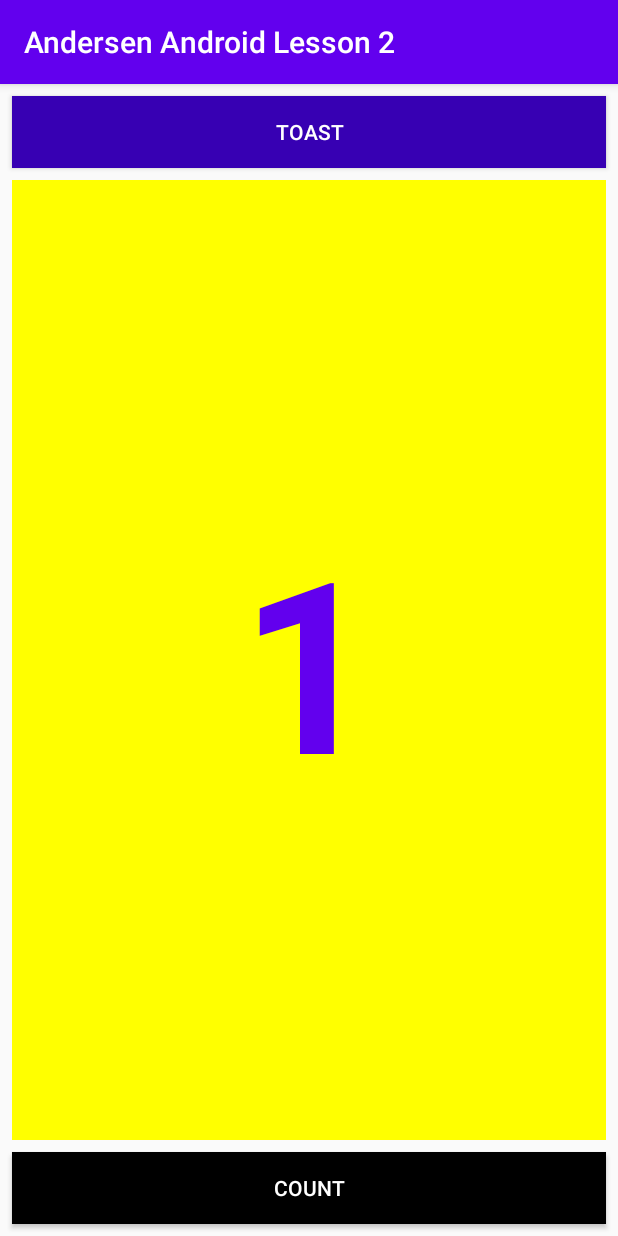
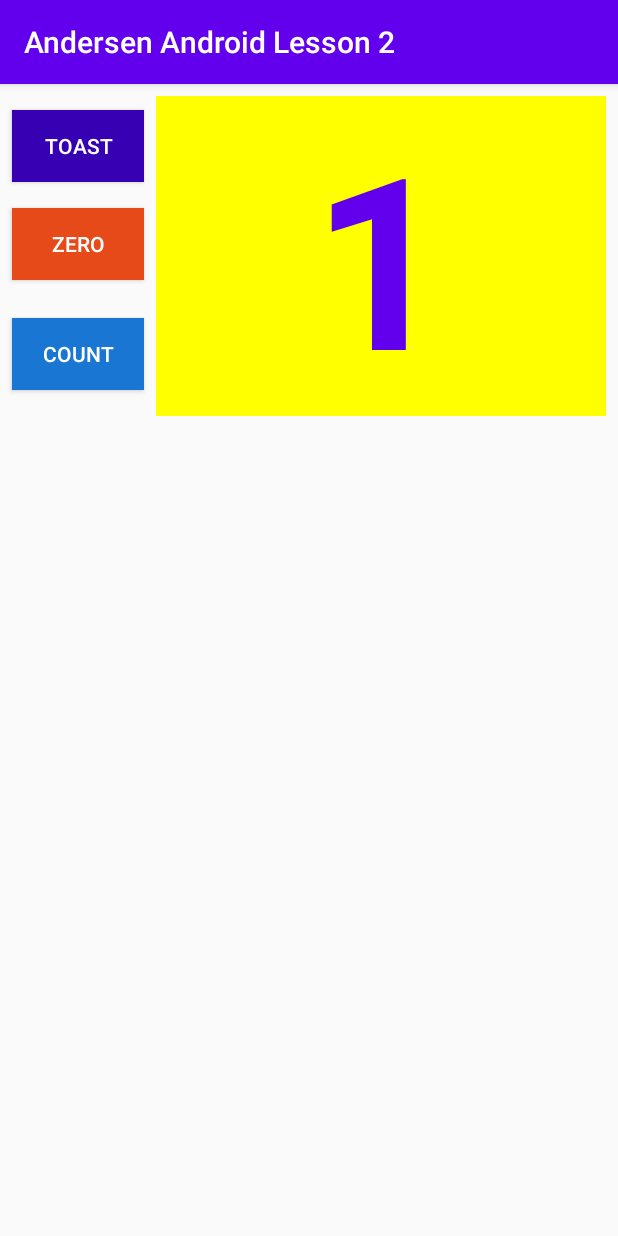
Before and after one commit to yakovbenalex/Andersen-Android-Lesson2-Codelabs-Unit1-2, an Android app: the screen it shows after launch (MainActivity), after a tap on "COUNT", on a phone screen of 412 x 824 dp. Run offline under Robolectric (Android 15) with nearby library versions, the phone set to English and light mode, and no system bars.

Commit message:
Lesson 1.2: Part B: The layout editor

```diff
--- a/app/src/main/java/ru/opalevapps/andersenandroidlesson2/MainActivity.kt
+++ b/app/src/main/java/ru/opalevapps/andersenandroidlesson2/MainActivity.kt
@@ -3,15 +3,19 @@ package ru.opalevapps.andersenandroidlesson2
 import android.os.Bundle
 import android.util.Log
 import android.view.View
+import android.widget.Button
 import android.widget.TextView
 import android.widget.Toast
 import androidx.appcompat.app.AppCompatActivity
+import androidx.core.content.ContextCompat
 
 class MainActivity : AppCompatActivity() {
     private val LOG_TAG = MainActivity::class.java.simpleName
 
     private var mCount = 0
     private var tvShowCount: TextView? = null
+    private var btnZero: Button? = null
+    private var btnCount: Button? = null
 
     override fun onCreate(savedInstanceState: Bundle?) {
         super.onCreate(savedInstanceState)
@@ -19,12 +23,39 @@ class MainActivity : AppCompatActivity() {
         Log.d(LOG_TAG, "MainActivity started")
 
         tvShowCount = findViewById(R.id.tv_show_count)
+        btnZero = findViewById(R.id.button_zero)
+        btnCount = findViewById(R.id.button_count)
     }
 
     fun showToast(view: View) =
         Toast.makeText(this, R.string.toast_message, Toast.LENGTH_SHORT).show()
 
     fun countUp(view: View) {
+        //increase count value
         tvShowCount!!.text = Integer.toString(++mCount)
+
+        // change count button color by odd or even value
+        if (mCount % 2 == 0)
+            btnCount!!.setBackgroundColor(ContextCompat.getColor(this, R.color.green))
+        else btnCount!!.setBackgroundColor(ContextCompat.getColor(this, R.color.blue))
+
+        // change zero button color
+        if (mCount != 0) {
+            btnZero!!.setBackgroundColor(ContextCompat.getColor(this, R.color.orange))
+            btnZero!!.setTextColor(ContextCompat.getColor(this, R.color.white))
+        }
+    }
+
+    fun resetToZero(view: View) {
+        // reset count value
+        mCount = 0
+        tvShowCount!!.text = "0"
+
+        // set buttons color
+        // button count
+        btnCount!!.setBackgroundColor(ContextCompat.getColor(this, R.color.green))
+        // button zero
+        btnZero!!.setBackgroundColor(ContextCompat.getColor(this, R.color.grey))
+        btnZero!!.setTextColor(ContextCompat.getColor(this, R.color.black))
     }
 }
--- /dev/null
+++ b/app/src/main/res/layout-xlarge/activity_main.xml
@@ -0,0 +1,70 @@
+<?xml version="1.0" encoding="utf-8"?>
+<androidx.constraintlayout.widget.ConstraintLayout xmlns:android="http://schemas.android.com/apk/res/android"
+    xmlns:app="http://schemas.android.com/apk/res-auto"
+    xmlns:tools="http://schemas.android.com/tools"
+    android:layout_width="match_parent"
+    android:layout_height="match_parent"
+    tools:context=".MainActivity">
+
+    <TextView
+        android:id="@+id/tv_show_count"
+        android:layout_width="0dp"
+        android:layout_height="wrap_content"
+        android:layout_margin="@dimen/margin_default"
+        android:layout_marginEnd="695dp"
+        android:background="#FFFF00"
+        android:gravity="center_vertical"
+        android:text="@string/count_initial_value"
+        android:textAlignment="center"
+        android:textColor="@color/purple_500"
+        android:textSize="160sp"
+        android:textStyle="bold"
+        app:layout_constraintEnd_toEndOf="parent"
+        app:layout_constraintStart_toEndOf="@+id/button_count"
+        app:layout_constraintTop_toTopOf="parent" />
+
+    <Button
+        android:id="@+id/button_count"
+        android:layout_width="wrap_content"
+        android:layout_height="wrap_content"
+        android:layout_margin="@dimen/margin_default"
+        android:layout_marginStart="@dimen/margin_default"
+        android:background="@color/green"
+        android:onClick="countUp"
+        android:text="@string/button_label_count"
+        android:textColor="@color/white"
+        android:textSize="40sp"
+        app:layout_constraintBottom_toBottomOf="@id/tv_show_count"
+        app:layout_constraintStart_toStartOf="parent"
+        app:layout_constraintTop_toBottomOf="@+id/button_zero" />
+
+    <Button
+        android:id="@+id/button_toast"
+        android:layout_width="wrap_content"
+        android:layout_height="wrap_content"
+        android:layout_marginStart="@dimen/margin_default"
+        android:layout_marginTop="@dimen/margin_default"
+        android:background="@color/purple_700"
+        android:onClick="showToast"
+        android:textSize="40sp"
+        android:text="@string/button_label_toast"
+        android:textColor="@color/white"
+        app:layout_constraintBottom_toTopOf="@+id/button_zero"
+        app:layout_constraintStart_toStartOf="parent"
+        app:layout_constraintTop_toTopOf="parent" />
+
+    <Button
+        android:id="@+id/button_zero"
+        android:layout_width="0dp"
+        android:layout_height="wrap_content"
+        android:layout_margin="@dimen/margin_default"
+        android:background="@color/grey"
+        android:onClick="resetToZero"
+        android:text="@string/button_label_zero"
+        android:textColor="@color/black"
+        android:textSize="40sp"
+        app:layout_constraintBottom_toTopOf="@+id/button_count"
+        app:layout_constraintEnd_toEndOf="@+id/button_count"
+        app:layout_constraintStart_toStartOf="parent"
+        app:layout_constraintTop_toBottomOf="@+id/button_toast" />
+</androidx.constraintlayout.widget.ConstraintLayout>
--- a/app/src/main/res/layout/activity_main.xml
+++ b/app/src/main/res/layout/activity_main.xml
@@ -6,12 +6,12 @@
     android:layout_height="match_parent"
     tools:context=".MainActivity">
 
-
     <TextView
         android:id="@+id/tv_show_count"
         android:layout_width="0dp"
-        android:layout_height="0dp"
+        android:layout_height="wrap_content"
         android:layout_margin="@dimen/margin_default"
+        android:layout_marginEnd="695dp"
         android:background="#FFFF00"
         android:gravity="center_vertical"
         android:text="@string/count_initial_value"
@@ -19,36 +19,48 @@
         android:textColor="@color/purple_500"
         android:textSize="160sp"
         android:textStyle="bold"
-        app:layout_constraintBottom_toTopOf="@+id/button_count"
         app:layout_constraintEnd_toEndOf="parent"
-        app:layout_constraintStart_toStartOf="parent"
-        app:layout_constraintTop_toBottomOf="@+id/button_toast" />
+        app:layout_constraintStart_toEndOf="@+id/button_toast"
+        app:layout_constraintTop_toTopOf="parent" />
 
     <Button
         android:id="@+id/button_count"
-        android:layout_width="0dp"
+        android:layout_width="wrap_content"
         android:layout_height="wrap_content"
         android:layout_margin="@dimen/margin_default"
-        android:background="@color/black"
-        android:backgroundTint="@color/black"
+        android:layout_marginStart="@dimen/margin_default"
+        android:background="@color/green"
         android:onClick="countUp"
         android:text="@string/button_label_count"
         android:textColor="@color/white"
-        app:layout_constraintBottom_toBottomOf="parent"
-        app:layout_constraintEnd_toEndOf="parent"
-        app:layout_constraintStart_toStartOf="parent" />
+        app:layout_constraintBottom_toBottomOf="@id/tv_show_count"
+        app:layout_constraintStart_toStartOf="parent"
+        app:layout_constraintTop_toBottomOf="@+id/button_zero" />
 
     <Button
         android:id="@+id/button_toast"
-        android:layout_width="0dp"
+        android:layout_width="wrap_content"
         android:layout_height="wrap_content"
-        android:layout_margin="@dimen/margin_default"
+        android:layout_marginStart="@dimen/margin_default"
+        android:layout_marginTop="@dimen/margin_default"
         android:background="@color/purple_700"
         android:onClick="showToast"
         android:text="@string/button_label_toast"
         android:textColor="@color/white"
-        app:layout_constraintEnd_toEndOf="parent"
+        app:layout_constraintBottom_toTopOf="@+id/button_zero"
         app:layout_constraintStart_toStartOf="parent"
         app:layout_constraintTop_toTopOf="parent" />
 
+    <Button
+        android:id="@+id/button_zero"
+        android:layout_width="wrap_content"
+        android:layout_height="wrap_content"
+        android:layout_margin="@dimen/margin_default"
+        android:background="@color/grey"
+        android:text="@string/button_label_zero"
+        android:onClick="resetToZero"
+        android:textColor="@color/black"
+        app:layout_constraintBottom_toTopOf="@+id/button_count"
+        app:layout_constraintStart_toStartOf="parent"
+        app:layout_constraintTop_toBottomOf="@+id/button_toast" />
 </androidx.constraintlayout.widget.ConstraintLayout>
--- a/app/src/main/res/values/colors.xml
+++ b/app/src/main/res/values/colors.xml
@@ -7,4 +7,8 @@
     <color name="teal_700">#FF018786</color>
     <color name="black">#FF000000</color>
     <color name="white">#FFFFFFFF</color>
+    <color name="grey">#BABCBE</color>
+    <color name="green">#4CAF50</color>
+    <color name="blue">#1976D2</color>
+    <color name="orange">#E64A19</color>
 </resources>
--- a/app/src/main/res/values/strings.xml
+++ b/app/src/main/res/values/strings.xml
@@ -1,7 +1,11 @@
 <resources>
     <string name="app_name">Andersen Android Lesson 2</string>
+
+    <!--  views labels -->
     <string name="button_label_toast">Toast</string>
     <string name="button_label_count">Count</string>
+    <string name="button_label_zero">Zero</string>
+
+    <string name="toast_message">Hello Toast!</string>
     <string name="count_initial_value">0</string>
-    <string name="toast_message">Hello Toast!</string>
 </resources>
```
